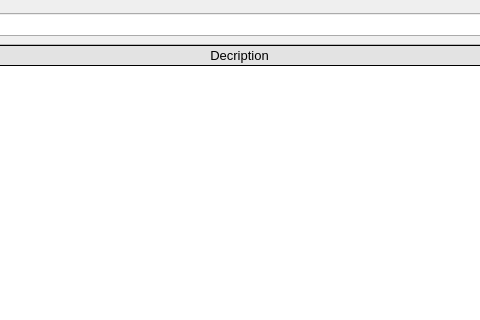
Above: src/app/seamly2d/dialogs/history_dialog.ui from FashionFreedom/Seamly2D before the change; both pictures show x 202 to 682 and y 0 to 320 of the 801 by 550 pixel window. Below: the same form after it.
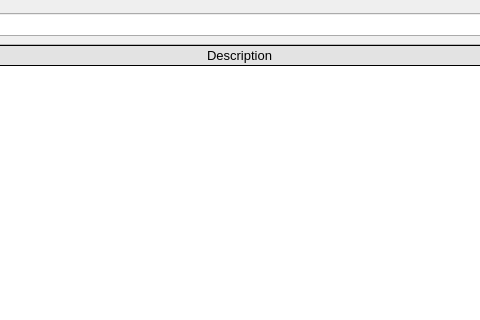
That is the form after the change. Icons and pictures are not drawn.

```diff
--- a/src/app/seamly2d/dialogs/history_dialog.ui
+++ b/src/app/seamly2d/dialogs/history_dialog.ui
@@ -331,7 +331,7 @@
        </column>
        <column>
         <property name="text">
-         <string>Decription</string>
+         <string>Description</string>
         </property>
         <property name="font">
          <font>
```
